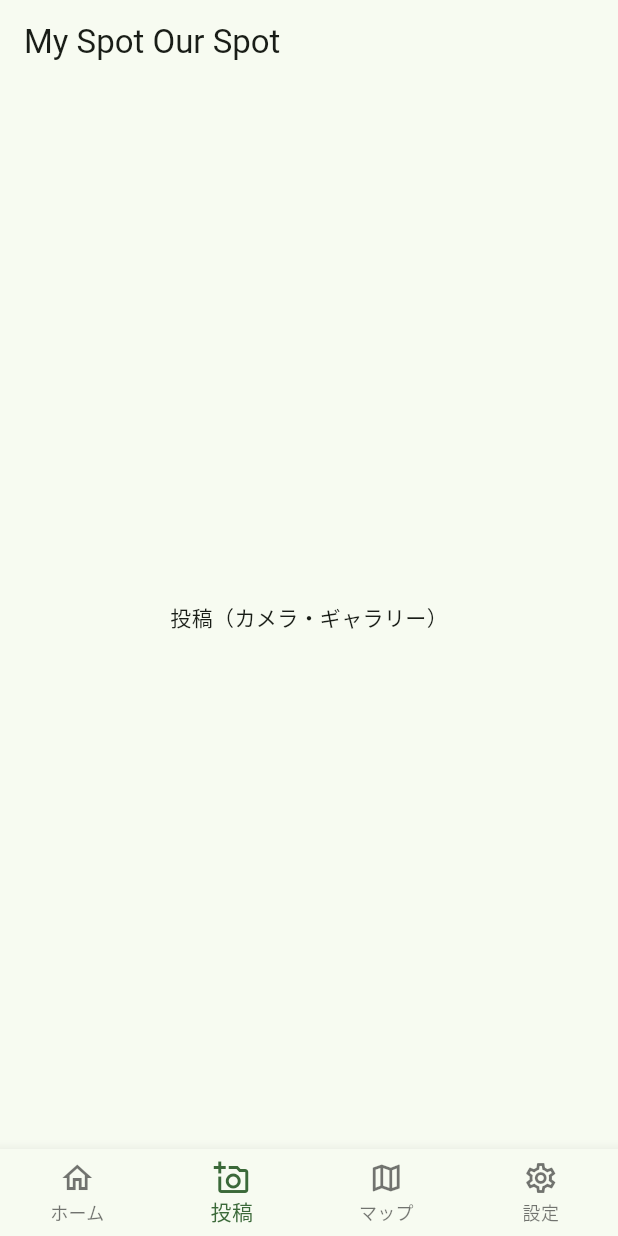
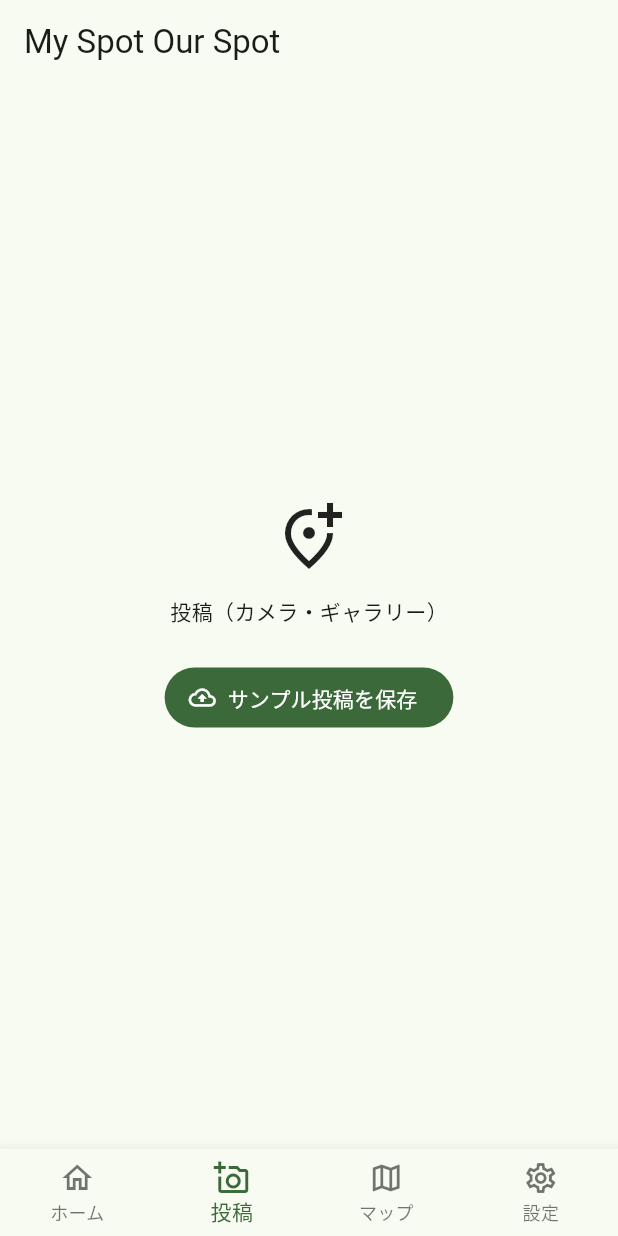
Before and after one commit to takaosan-app/mo_spot, a Flutter app: the screen it shows after launch, item 2 of the bottom bar chosen, on a phone screen of 412 x 824 dp. Run offline on Flutter 3.47's test engine with Material 3 defaults, Android fonts, the phone set to English and light mode, and no system bars; our stand-ins replace supabase_flutter; accounts and stored records are empty.

Commit message:
20250523

```diff
--- /dev/null
+++ b/lib/core/supabase_config.dart
@@ -0,0 +1,10 @@
+class SupabaseConfig {
+  const SupabaseConfig._();
+
+  static const url = String.fromEnvironment('SUPABASE_URL');
+  static const anonKey = String.fromEnvironment('SUPABASE_ANON_KEY');
+  static const devUserId = String.fromEnvironment('SUPABASE_DEV_USER_ID');
+
+  static bool get isConfigured => url.isNotEmpty && anonKey.isNotEmpty;
+  static bool get hasDevUserId => devUserId.isNotEmpty;
+}
--- a/lib/features/post/presentation/post_page.dart
+++ b/lib/features/post/presentation/post_page.dart
@@ -1,10 +1,110 @@
 import 'package:flutter/material.dart';
+import 'package:supabase_flutter/supabase_flutter.dart';
 
-class PostPage extends StatelessWidget {
+import '../../../core/supabase_config.dart';
+
+class PostPage extends StatefulWidget {
   const PostPage({super.key});
 
   @override
+  State<PostPage> createState() => _PostPageState();
+}
+
+class _PostPageState extends State<PostPage> {
+  bool _isSaving = false;
+
+  @override
   Widget build(BuildContext context) {
-    return const Center(child: Text('投稿（カメラ・ギャラリー）'));
+    return Center(
+      child: Padding(
+        padding: const EdgeInsets.all(24),
+        child: Column(
+          mainAxisSize: MainAxisSize.min,
+          children: [
+            const Icon(Icons.add_location_alt_outlined, size: 48),
+            const SizedBox(height: 16),
+            const Text('投稿（カメラ・ギャラリー）'),
+            const SizedBox(height: 24),
+            FilledButton.icon(
+              onPressed: _isSaving ? null : _insertSamplePost,
+              icon: _isSaving
+                  ? const SizedBox.square(
+                      dimension: 18,
+                      child: CircularProgressIndicator(strokeWidth: 2),
+                    )
+                  : const Icon(Icons.cloud_upload_outlined),
+              label: Text(_isSaving ? '保存中...' : 'サンプル投稿を保存'),
+            ),
+          ],
+        ),
+      ),
+    );
+  }
+
+  Future<void> _insertSamplePost() async {
+    if (!SupabaseConfig.isConfigured) {
+      _showSnackBar('Supabase設定がありません。--dart-defineでURLとanon keyを渡してください。');
+      return;
+    }
+
+    if (!SupabaseConfig.hasDevUserId) {
+      _showSnackBar('開発用user_idがありません。SUPABASE_DEV_USER_IDを設定してください。');
+      return;
+    }
+
+    setState(() => _isSaving = true);
+
+    try {
+      final now = DateTime.now().millisecondsSinceEpoch;
+
+      await Supabase.instance.client.from('posts').insert({
+        'user_id': SupabaseConfig.devUserId,
+        'image_key': 'sample/$now.jpg',
+        'latitude': 35.6586,
+        'longitude': 139.7454,
+        'ai_label': 'sample_spot',
+        'japanese_name': 'サンプルスポット',
+      });
+
+      if (!mounted) {
+        return;
+      }
+
+      _showSnackBar('postsテーブルにサンプルデータを保存しました。');
+    } on PostgrestException catch (error) {
+      debugPrint(_formatPostgrestError(error));
+
+      if (!mounted) {
+        return;
+      }
+
+      _showSnackBar('保存に失敗しました: ${error.message}');
+    } catch (error) {
+      if (!mounted) {
+        return;
+      }
+
+      _showSnackBar('保存に失敗しました: $error');
+    } finally {
+      if (mounted) {
+        setState(() => _isSaving = false);
+      }
+    }
+  }
+
+  void _showSnackBar(String message) {
+    ScaffoldMessenger.of(
+      context,
+    ).showSnackBar(SnackBar(content: Text(message)));
+  }
+
+  String _formatPostgrestError(PostgrestException error) {
+    return [
+      'Supabase insert failed.',
+      'message: ${error.message}',
+      if (error.code != null) 'code: ${error.code}',
+      if (error.details != null) 'details: ${error.details}',
+      if (error.hint != null) 'hint: ${error.hint}',
+    ].join('\n');
   }
 }
--- a/pubspec.yaml
+++ b/pubspec.yaml
@@ -34,6 +34,7 @@ dependencies:
   # The following adds the Cupertino Icons font to your application.
   # Use with the CupertinoIcons class for iOS style icons.
   cupertino_icons: ^1.0.8
+  supabase_flutter: ^2.12.4
 
 dev_dependencies:
   flutter_test:
```
Also changed, not shown: lib/main.dart (+13 -1 lines), banner.png (added), icon_mo_spot.png (added), pubspec.lock, 15 other files.
